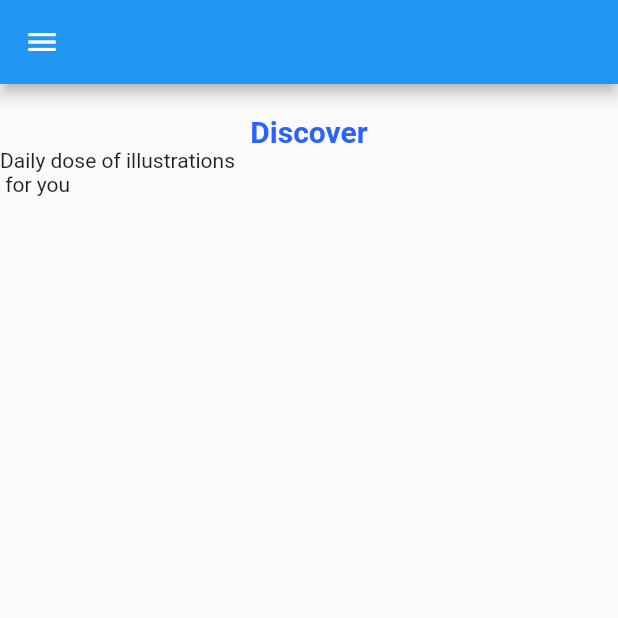
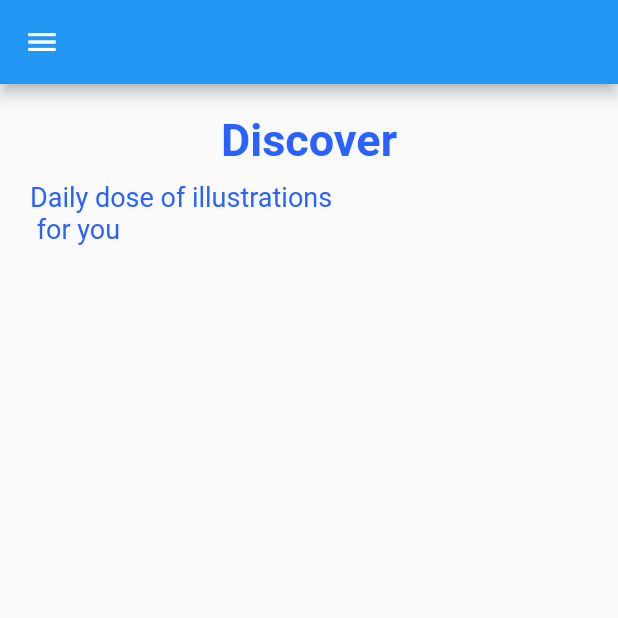
Before and after one commit to Tosin8/discover, a Flutter app: the screen it shows after launch, on a phone screen of 412 x 824 dp, the top half of it. Run offline on Flutter 3.47's test engine with Material 2 defaults, Android fonts, the phone set to English and light mode, and no system bars.

Commit message:
Updating Constants

```diff
--- a/lib/Screens/home_page/home_page.dart
+++ b/lib/Screens/home_page/home_page.dart
@@ -17,6 +17,7 @@ class _HomePageState extends State<HomePage> {
       body: Padding(
         padding: const EdgeInsets.symmetric(vertical: 20),
         child: Container(
+            color: kBackgroundColor,
             child: ListView(
               children: const [
                 Text(
@@ -24,7 +25,13 @@ class _HomePageState extends State<HomePage> {
                   textAlign: TextAlign.center,
                   style: kHeading,
                 ),
-            Text('Daily dose of illustrations\n for you'),
+                SizedBox(height: 10),
+                Padding(
+                    padding: EdgeInsets.fromLTRB(20, 0, 20, 0),
+                    child: Text(
+                      'Daily dose of illustrations\n for you',
+                      style: kSubHeading,
+                    )),
               ],
             )),
       ),
--- a/lib/Widgets/constants.dart
+++ b/lib/Widgets/constants.dart
@@ -5,4 +5,8 @@ const kSecondaryColor = Color(0xFFF44336);
 const kTextColor = Color(0xFF424242);
 
 const kHeading =
-    TextStyle(color: kPrimaryColor, fontSize: 20, fontWeight: FontWeight.w600);
+    TextStyle(color: kPrimaryColor, fontSize: 30, fontWeight: FontWeight.w600);
+
+const kSubHeading = TextStyle(color: kPrimaryColor, fontSize: 18);
+
+const kBackgroundColor = Color(0xFFFAFAFA);
```
Lines whose indentation alone changed are shown as unchanged.
